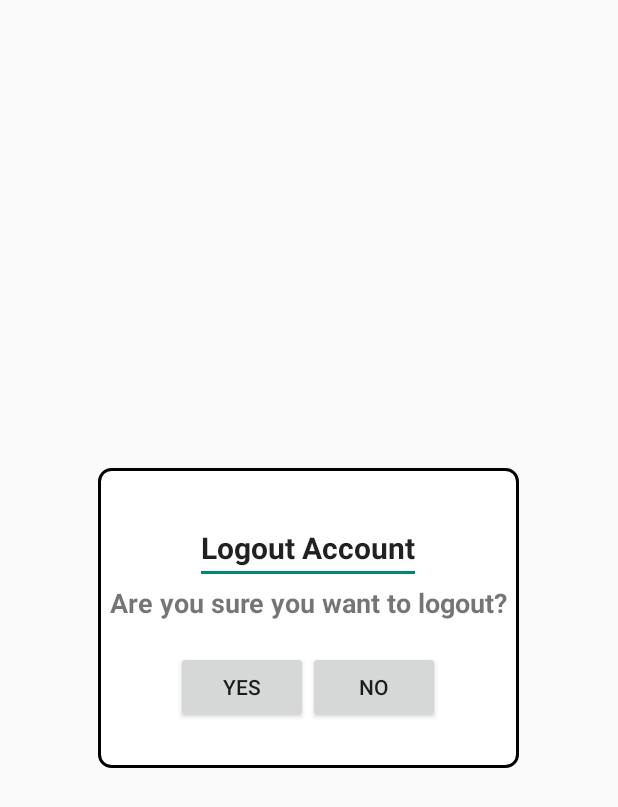
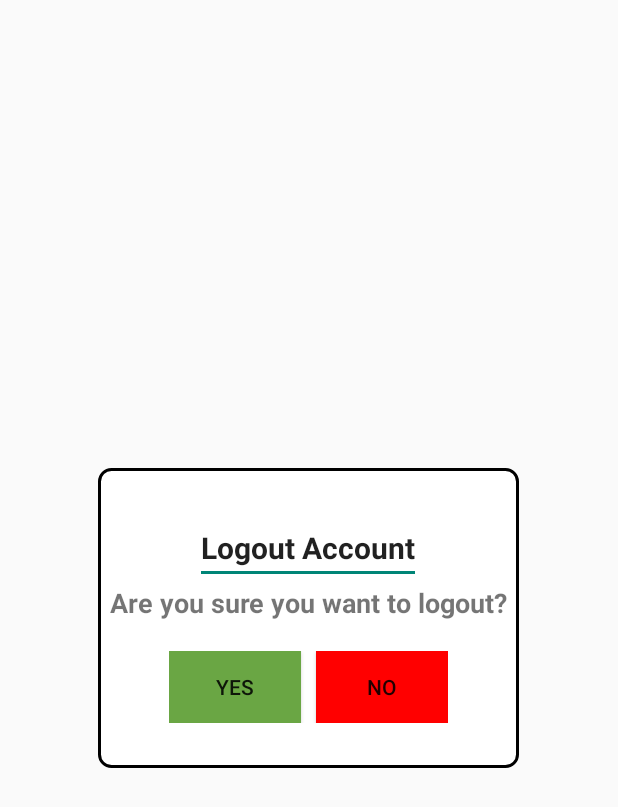
Before and after one commit to giannakat/ExpirEase, an Android app: the layout activity_logout.xml on its own in the app's theme, with its tools: preview values and no code run, on a phone screen of 412 x 824 dp. Shown: the top 807 px of the screen. Run offline under Robolectric (Android 15) with nearby library versions, the phone set to English and light mode, and no system bars.

Commit message:
few chane

```diff
--- a/app/src/main/res/layout/activity_logout.xml
+++ b/app/src/main/res/layout/activity_logout.xml
@@ -47,11 +47,14 @@
                     android:layout_width="wrap_content"
                     android:layout_height="wrap_content"
                     android:text="Yes"
+                    android:background="@color/green"
+                    android:layout_marginEnd="10dp"
                     />
 
                 <Button
                     android:layout_width="wrap_content"
                     android:layout_height="wrap_content"
+                    android:background="#FF0000"
                     android:text="No" />
 
             </LinearLayout>
```
Also changed, not shown: app/src/main/res/drawable/rounded.xml (added, +8 -0 lines).
